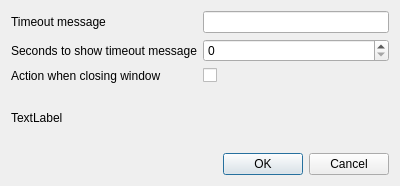
Before: the Qt Designer form settingswidget.ui in Granddave/Stretch-timer, drawn with Qt 5.
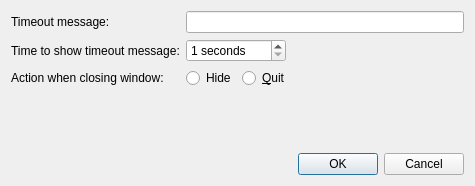
After: the same form once the commit is applied.

The edit to the form file:
```diff
--- a/settingswidget.ui
+++ b/settingswidget.ui
@@ -6,7 +6,7 @@
    <rect>
     <x>0</x>
     <y>0</y>
-    <width>400</width>
+    <width>475</width>
     <height>186</height>
    </rect>
   </property>
@@ -25,49 +25,102 @@
     </widget>
    </item>
    <item row="0" column="0">
-    <layout class="QFormLayout" name="formLayout">
+    <layout class="QGridLayout" name="gridLayout_2">
      <item row="0" column="1">
-      <widget class="QLineEdit" name="timeoutMessagelineEdit"/>
+      <widget class="QLineEdit" name="timeoutMessagelineEdit">
+       <property name="maxLength">
+        <number>50</number>
+       </property>
+       <property name="clearButtonEnabled">
+        <bool>true</bool>
+       </property>
+      </widget>
      </item>
      <item row="1" column="0">
       <widget class="QLabel" name="timeToShow_label">
        <property name="text">
-        <string>Seconds to show timeout message</string>
+        <string>Time to show timeout message:</string>
        </property>
       </widget>
      </item>
+     <item row="2" column="1">
+      <layout class="QHBoxLayout" name="closeAction_layout">
+       <item>
+        <widget class="QRadioButton" name="hide_radioButton">
+         <property name="text">
+          <string>Hide</string>
+         </property>
+        </widget>
+       </item>
+       <item>
+        <widget class="QRadioButton" name="quit_radioButton">
+         <property name="text">
+          <string>&amp;Quit</string>
+         </property>
+        </widget>
+       </item>
+       <item>
+        <spacer name="horizontalSpacer">
+         <property name="orientation">
+          <enum>Qt::Horizontal</enum>
+         </property>
+         <property name="sizeHint" stdset="0">
+          <size>
+           <width>40</width>
+           <height>20</height>
+          </size>
+         </property>
+        </spacer>
+       </item>
+      </layout>
+     </item>
      <item row="1" column="1">
-      <widget class="QSpinBox" name="timeToShow_spinBox"/>
+      <widget class="QSpinBox" name="timeToShow_spinBox">
+       <property name="maximumSize">
+        <size>
+         <width>100</width>
+         <height>16777215</height>
+        </size>
+       </property>
+       <property name="suffix">
+        <string> seconds</string>
+       </property>
+       <property name="minimum">
+        <number>1</number>
+       </property>
+       <property name="maximum">
+        <number>20</number>
+       </property>
+      </widget>
      </item>
      <item row="2" column="0">
       <widget class="QLabel" name="closeAction_label">
        <property name="text">
-        <string>Action when closing window</string>
-       </property>
-      </widget>
-     </item>
-     <item row="2" column="1">
-      <widget class="QCheckBox" name="closeAction_CheckBox">
-       <property name="text">
-        <string/>
+        <string>Action when closing window:</string>
        </property>
       </widget>
      </item>
      <item row="0" column="0">
       <widget class="QLabel" name="timeoutMessage_label">
        <property name="text">
-        <string>Timeout message</string>
+        <string>Timeout message:</string>
        </property>
       </widget>
      </item>
     </layout>
    </item>
    <item row="1" column="0">
-    <widget class="QLabel" name="shortcuts_label">
-     <property name="text">
-      <string>TextLabel</string>
+    <spacer name="verticalSpacer">
+     <property name="orientation">
+      <enum>Qt::Vertical</enum>
      </property>
-    </widget>
+     <property name="sizeHint" stdset="0">
+      <size>
+       <width>20</width>
+       <height>40</height>
+      </size>
+     </property>
+    </spacer>
    </item>
   </layout>
  </widget>
```
